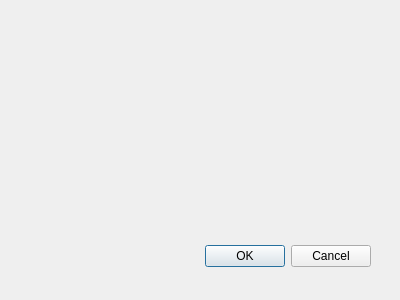
Above: WorkSpaceConfig.ui from jmeunier28/BenchBot before the change. Below: the same form after it.
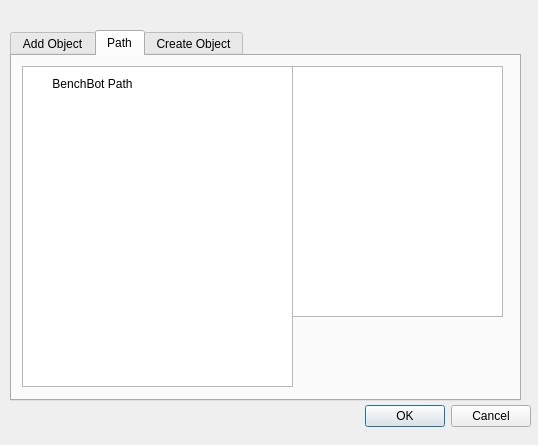
That is the form after the change.

Commit message: updates to Workspace config dialog box

The edit to the form file:
```diff
--- a/WorkSpaceConfig.ui
+++ b/WorkSpaceConfig.ui
@@ -6,8 +6,8 @@
    <rect>
     <x>0</x>
     <y>0</y>
-    <width>400</width>
-    <height>300</height>
+    <width>538</width>
+    <height>445</height>
    </rect>
   </property>
   <property name="windowTitle">
@@ -16,9 +16,9 @@
   <widget class="QDialogButtonBox" name="buttonBox">
    <property name="geometry">
     <rect>
-     <x>30</x>
-     <y>240</y>
-     <width>341</width>
+     <x>360</x>
+     <y>400</y>
+     <width>171</width>
      <height>32</height>
     </rect>
    </property>
@@ -29,6 +29,70 @@
     <set>QDialogButtonBox::Cancel|QDialogButtonBox::Ok</set>
    </property>
   </widget>
+  <widget class="QTabWidget" name="ConfigTab">
+   <property name="geometry">
+    <rect>
+     <x>10</x>
+     <y>30</y>
+     <width>511</width>
+     <height>371</height>
+    </rect>
+   </property>
+   <property name="currentIndex">
+    <number>1</number>
+   </property>
+   <widget class="QWidget" name="AddObject">
+    <attribute name="title">
+     <string>Add Object</string>
+    </attribute>
+   </widget>
+   <widget class="QWidget" name="SetPath">
+    <attribute name="title">
+     <string>Path</string>
+    </attribute>
+    <widget class="QListView" name="listView">
+     <property name="geometry">
+      <rect>
+       <x>10</x>
+       <y>10</y>
+       <width>271</width>
+       <height>321</height>
+      </rect>
+     </property>
+    </widget>
+    <widget class="QListView" name="listView_2">
+     <property name="geometry">
+      <rect>
+       <x>280</x>
+       <y>10</y>
+       <width>211</width>
+       <height>251</height>
+      </rect>
+     </property>
+    </widget>
+    <widget class="QLabel" name="label">
+     <property name="geometry">
+      <rect>
+       <x>30</x>
+       <y>20</y>
+       <width>101</width>
+       <height>16</height>
+      </rect>
+     </property>
+     <property name="text">
+      <string>BenchBot Path</string>
+     </property>
+     <property name="alignment">
+      <set>Qt::AlignCenter</set>
+     </property>
+    </widget>
+   </widget>
+   <widget class="QWidget" name="CreateObject">
+    <attribute name="title">
+     <string>Create Object</string>
+    </attribute>
+   </widget>
+  </widget>
  </widget>
  <resources/>
  <connections>
```
Left out of the diff: 3 changed lines with no effect on the pictures. The commit also changes 2 other files.
